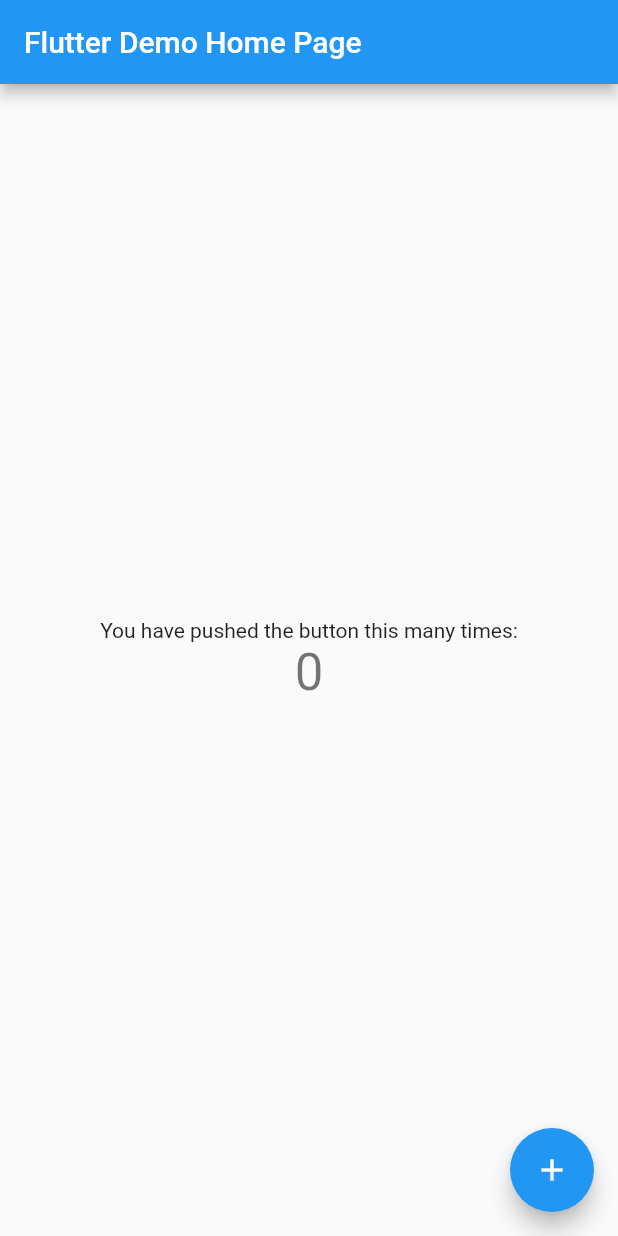
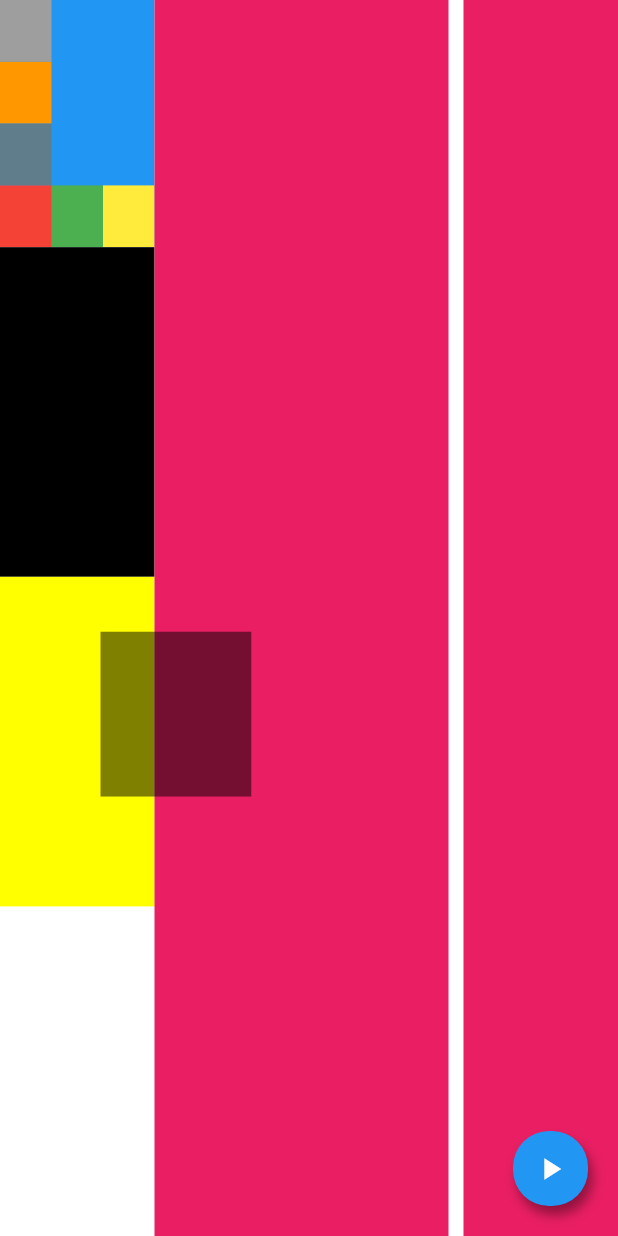
Before and after one commit to Daobakhanh/social_photo_sharing_app_Flutter, a Flutter app: the screen it shows after launch, on a phone screen of 412 x 824 dp. Run offline on Flutter 3.47's test engine with Material 2 defaults, Android fonts, the phone set to English and light mode, and no system bars.

Commit message:
Create Layout view - handle size and SafeArea

```diff
--- a/lib/main.dart
+++ b/lib/main.dart
@@ -11,6 +11,7 @@ class MyApp extends StatelessWidget {
   @override
   Widget build(BuildContext context) {
     return MaterialApp(
+      debugShowCheckedModeBanner: false,
       title: 'Flutter Demo',
       theme: ThemeData(
         // This is the theme of your application.
@@ -24,92 +25,183 @@ class MyApp extends StatelessWidget {
         // is not restarted.
         primarySwatch: Colors.blue,
       ),
-      home: const MyHomePage(title: 'Flutter Demo Home Page'),
+      home: const MyHomePage(),
     );
   }
 }
 
-class MyHomePage extends StatefulWidget {
-  const MyHomePage({Key? key, required this.title}) : super(key: key);
-
-  // This widget is the home page of your application. It is stateful, meaning
-  // that it has a State object (defined below) that contains fields that affect
-  // how it looks.
-
-  // This class is the configuration for the state. It holds the values (in this
-  // case the title) provided by the parent (in this case the App widget) and
-  // used by the build method of the State. Fields in a Widget subclass are
-  // always marked "final".
-
-  final String title;
-
-  @override
-  State<MyHomePage> createState() => _MyHomePageState();
-}
-
-class _MyHomePageState extends State<MyHomePage> {
-  int _counter = 0;
-
-  void _incrementCounter() {
-    setState(() {
-      // This call to setState tells the Flutter framework that something has
-      // changed in this State, which causes it to rerun the build method below
-      // so that the display can reflect the updated values. If we changed
-      // _counter without calling setState(), then the build method would not be
-      // called again, and so nothing would appear to happen.
-      _counter++;
-    });
-  }
+class MyHomePage extends StatelessWidget {
+  const MyHomePage({Key? key}) : super(key: key);
 
   @override
   Widget build(BuildContext context) {
-    // This method is rerun every time setState is called, for instance as done
-    // by the _incrementCounter method above.
-    //
-    // The Flutter framework has been optimized to make rerunning build methods
-    // fast, so that you can just rebuild anything that needs updating rather
-    // than having to individually change instances of widgets.
+    final size = MediaQuery.of(context).size;
+    final paddingSafeAreaSize = MediaQuery.of(context).padding.top +
+        MediaQuery.of(context).padding.bottom;
+    const double marginCard = 10;
+    //define height
+    final heightSmallCardCustom = (size.height - paddingSafeAreaSize) / 5;
+    final heightSmallCardDefault =
+        (size.height - heightSmallCardCustom - paddingSafeAreaSize) / 3;
+
+    //define width
+    final widthQuarterOfScreen = (size.width - marginCard) / 4;
+
     return Scaffold(
-      appBar: AppBar(
-        // Here we take the value from the MyHomePage object that was created by
-        // the App.build method, and use it to set our appbar title.
-        title: Text(widget.title),
-      ),
-      body: Center(
-        // Center is a layout widget. It takes a single child and positions it
-        // in the middle of the parent.
-        child: Column(
-          // Column is also a layout widget. It takes a list of children and
-          // arranges them vertically. By default, it sizes itself to fit its
-          // children horizontally, and tries to be as tall as its parent.
-          //
-          // Invoke "debug painting" (press "p" in the console, choose the
-          // "Toggle Debug Paint" action from the Flutter Inspector in Android
-          // Studio, or the "Toggle Debug Paint" command in Visual Studio Code)
-          // to see the wireframe for each widget.
-          //
-          // Column has various properties to control how it sizes itself and
-          // how it positions its children. Here we use mainAxisAlignment to
-          // center the children vertically; the main axis here is the vertical
-          // axis because Columns are vertical (the cross axis would be
-          // horizontal).
-          mainAxisAlignment: MainAxisAlignment.center,
-          children: <Widget>[
-            const Text(
-              'You have pushed the button this many times:',
-            ),
-            Text(
-              '$_counter',
-              style: Theme.of(context).textTheme.headline4,
-            ),
-          ],
+      body: SafeArea(
+        // top: true,
+        child: Container(
+          color: Colors.white,
+          child: Stack(
+            // alignment: Alignment.center,
+            children: [
+              Row(
+                children: [
+                  Expanded(
+                    flex: 1,
+                    child: Column(
+                      mainAxisAlignment: MainAxisAlignment.start,
+                      children: [
+                        Container(
+                          height: heightSmallCardCustom,
+                          color: Colors.blue,
+                          child: Row(
+                            children: [
+                              Expanded(
+                                  flex: 1,
+                                  child: Column(
+                                    crossAxisAlignment:
+                                        CrossAxisAlignment.start,
+                                    children: [
+                                      Expanded(
+                                        flex: 1,
+                                        child: Container(
+                                          // height: heightSmallCardCustom / 4,
+                                          // width: widthQuarterOfScreen / 3,
+                                          color: Colors.grey,
+                                        ),
+                                      ),
+                                      Expanded(
+                                        flex: 1,
+                                        child: Container(
+                                          // height: heightSmallCardCustom / 4,
+                                          // width: widthQuarterOfScreen / 3,
+                                          color: Colors.orange,
+                                        ),
+                                      ),
+                                      Expanded(
+                                        flex: 1,
+                                        child: Container(
+                                          // height: heightSmallCardCustom / 4,
+                                          // width: widthQuarterOfScreen / 3,
+                                          color: Colors.blueGrey,
+                                        ),
+                                      ),
+                                      Expanded(
+                                        flex: 1,
+                                        child: Container(
+                                          // height: heightSmallCardCustom / 4,
+                                          // width: widthQuarterOfScreen / 3,
+                                          color: Colors.red,
+                                        ),
+                                      )
+                                    ],
+                                  )),
+                              Expanded(
+                                flex: 2,
+                                child: Column(
+                                  mainAxisAlignment: MainAxisAlignment.end,
+                                  children: [
+                                    Row(
+                                      children: [
+                                        Expanded(
+                                          flex: 1,
+                                          child: Container(
+                                            // width: widthQuarterOfScreen / 3,
+                                            height: heightSmallCardCustom / 4,
+                                            color: Colors.green,
+                                          ),
+                                        ),
+                                        Expanded(
+                                          flex: 1,
+                                          child: Container(
+                                            // width: widthQuarterOfScreen / 3,
+                                            height: heightSmallCardCustom / 4,
+                                            color: Colors.yellow,
+                                          ),
+                                        )
+                                      ],
+                                    )
+                                  ],
+                                ),
+                              )
+                            ],
+                          ),
+                        ),
+                        Container(
+                          height: heightSmallCardDefault,
+                          color: Colors.black,
+                        ),
+                        Container(
+                          height: heightSmallCardDefault,
+                          color: Colors.yellowAccent,
+                        )
+                      ],
+                    ),
+                  ),
+                  Expanded(
+                    flex: 2,
+                    child: Container(
+                      color: Colors.pink,
+                      // width: size.width / 2,
+                      margin: const EdgeInsets.only(right: marginCard),
+                    ),
+                  ),
+                  Expanded(
+                    flex: 1,
+                    child: Container(
+                      color: Colors.pink,
+                    ),
+                  ),
+                ],
+              ),
+              Positioned(
+                  // left: 0,
+                  // top: 0,
+                  right: 20,
+                  bottom: 20,
+                  child: Container(
+                      child: IconButton(
+                        icon: const Icon(Icons.play_arrow),
+                        color: Colors.white,
+                        onPressed: () {},
+                      ),
+                      height: 50,
+                      width: 50,
+                      decoration: const BoxDecoration(
+                          boxShadow: [
+                            BoxShadow(
+                                color: Colors.black38,
+                                offset: Offset(3, 6),
+                                blurRadius: 6)
+                          ],
+                          color: Colors.blue,
+                          borderRadius:
+                              BorderRadius.all(Radius.circular(24))))),
+              Positioned(
+                  bottom: heightSmallCardDefault * 4 / 3,
+                  left: (widthQuarterOfScreen * 2) / 3,
+                  child: Container(
+                    width: widthQuarterOfScreen,
+                    height: heightSmallCardDefault / 2,
+                    decoration: BoxDecoration(
+                      color: Colors.black.withOpacity(0.5),
+                    ),
+                  ))
+            ],
+          ),
         ),
       ),
-      floatingActionButton: FloatingActionButton(
-        onPressed: _incrementCounter,
-        tooltip: 'Increment',
-        child: const Icon(Icons.add),
-      ), // This trailing comma makes auto-formatting nicer for build methods.
     );
   }
 }
```
